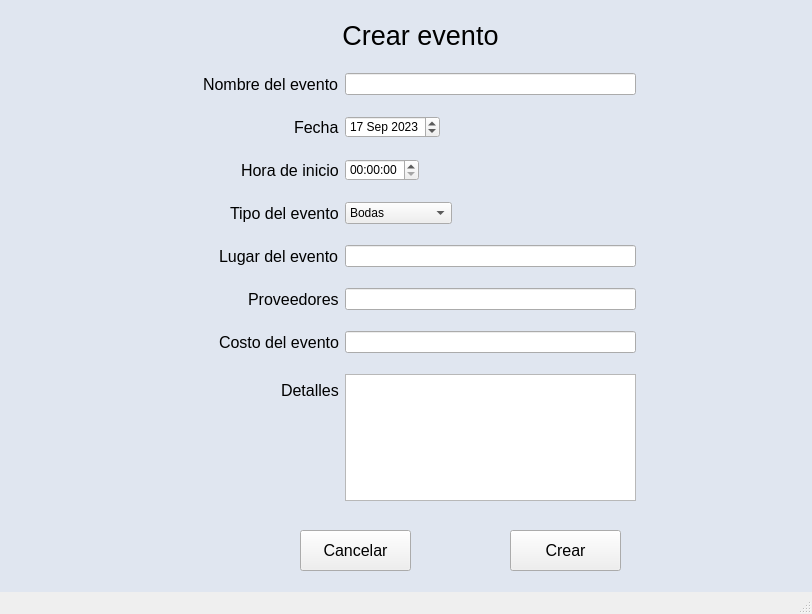
Before: the Qt Designer form Proyecto/ProyectoEventos/mainwindow.ui in ValeriaMora27/Proyecto-i2023-ie2017, drawn with Qt 5.
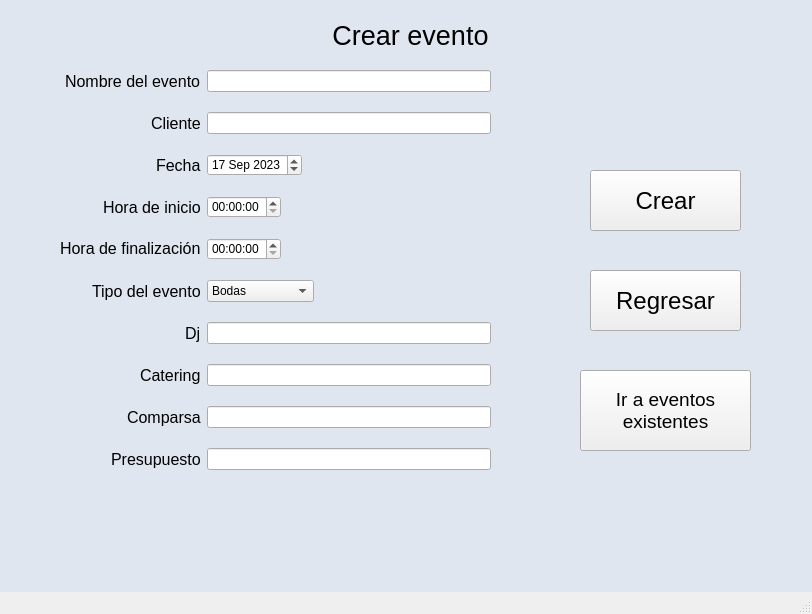
After: the same form once the commit is applied. The open tabs and pages were chosen to show the change. Icons and pictures are not drawn.

Commit message: Se permite agregar un evento a la base de datos

Patch:
```diff
--- a/Proyecto/ProyectoEventos/mainwindow.ui
+++ b/Proyecto/ProyectoEventos/mainwindow.ui
@@ -27,7 +27,7 @@
    <widget class="QStackedWidget" name="stackedWidget">
     <property name="geometry">
      <rect>
-      <x>0</x>
+      <x>-10</x>
       <y>0</y>
       <width>811</width>
       <height>641</height>
@@ -902,19 +902,19 @@
      <widget class="QPushButton" name="pushButton_Cancelar_3">
       <property name="geometry">
        <rect>
-        <x>300</x>
-        <y>530</y>
-        <width>111</width>
-        <height>41</height>
+        <x>600</x>
+        <y>270</y>
+        <width>151</width>
+        <height>61</height>
        </rect>
       </property>
       <property name="font">
        <font>
-        <pointsize>12</pointsize>
+        <pointsize>18</pointsize>
        </font>
       </property>
       <property name="text">
-       <string>Cancelar</string>
+       <string>Regresar</string>
       </property>
       <property name="autoDefault">
        <bool>false</bool>
@@ -929,15 +929,15 @@
      <widget class="QPushButton" name="pushButton_Crear">
       <property name="geometry">
        <rect>
-        <x>510</x>
-        <y>530</y>
-        <width>111</width>
-        <height>41</height>
+        <x>600</x>
+        <y>170</y>
+        <width>151</width>
+        <height>61</height>
        </rect>
       </property>
       <property name="font">
        <font>
-        <pointsize>12</pointsize>
+        <pointsize>18</pointsize>
        </font>
       </property>
       <property name="text">
@@ -947,10 +947,10 @@
      <widget class="QWidget" name="layoutWidget">
       <property name="geometry">
        <rect>
-        <x>200</x>
+        <x>70</x>
         <y>70</y>
-        <width>439</width>
-        <height>434</height>
+        <width>431</width>
+        <height>502</height>
        </rect>
       </property>
       <layout class="QFormLayout" name="formLayout_3">
@@ -961,19 +961,19 @@
         <set>Qt::AlignRight|Qt::AlignTrailing|Qt::AlignVCenter</set>
        </property>
        <property name="verticalSpacing">
-        <number>21</number>
+        <number>20</number>
        </property>
        <property name="leftMargin">
-        <number>3</number>
+        <number>0</number>
        </property>
        <property name="topMargin">
-        <number>3</number>
+        <number>0</number>
        </property>
        <property name="rightMargin">
-        <number>3</number>
+        <number>0</number>
        </property>
        <property name="bottomMargin">
-        <number>3</number>
+        <number>0</number>
        </property>
        <item row="0" column="0">
         <widget class="QLabel" name="label_18">
@@ -990,8 +990,8 @@
        <item row="0" column="1">
         <widget class="QLineEdit" name="InputNombre_3"/>
        </item>
-       <item row="1" column="0">
-        <widget class="QLabel" name="label_19">
+       <item row="2" column="0">
+        <widget class="QLabel" name="fechaLabel">
          <property name="font">
           <font>
            <pointsize>12</pointsize>
@@ -1002,11 +1002,11 @@
          </property>
         </widget>
        </item>
-       <item row="1" column="1">
-        <widget class="QDateEdit" name="dateEdit">
+       <item row="2" column="1">
+        <widget class="QDateEdit" name="fechaEvento">
          <property name="dateTime">
           <datetime>
-           <hour>12</hour>
+           <hour>18</hour>
            <minute>0</minute>
            <second>0</second>
            <year>2023</year>
@@ -1016,7 +1016,7 @@
          </property>
          <property name="minimumDateTime">
           <datetime>
-           <hour>12</hour>
+           <hour>18</hour>
            <minute>0</minute>
            <second>0</second>
            <year>2023</year>
@@ -1026,21 +1026,6 @@
          </property>
         </widget>
        </item>
-       <item row="2" column="0">
-        <widget class="QLabel" name="label_20">
-         <property name="font">
-          <font>
-           <pointsize>12</pointsize>
-          </font>
-         </property>
-         <property name="text">
-          <string>Hora de inicio</string>
-         </property>
-        </widget>
-       </item>
-       <item row="2" column="1">
-        <widget class="QTimeEdit" name="timeEdit"/>
-       </item>
        <item row="3" column="0">
         <widget class="QLabel" name="label_31">
          <property name="font">
@@ -1049,53 +1034,15 @@
           </font>
          </property>
          <property name="text">
-          <string>Tipo del evento</string>
+          <string>Hora de inicio</string>
          </property>
         </widget>
        </item>
        <item row="3" column="1">
-        <widget class="QComboBox" name="comboBox">
-         <item>
-          <property name="text">
-           <string>Bodas</string>
-          </property>
-         </item>
-         <item>
-          <property name="text">
-           <string>Bailes</string>
-          </property>
-         </item>
-         <item>
-          <property name="text">
-           <string>Bodas</string>
-          </property>
-         </item>
-         <item>
-          <property name="text">
-           <string>Conferencias</string>
-          </property>
-         </item>
-         <item>
-          <property name="text">
-           <string>Graduaciones</string>
-          </property>
-         </item>
-        </widget>
-       </item>
-       <item row="4" column="0">
-        <widget class="QLabel" name="label_27">
-         <property name="font">
-          <font>
-           <pointsize>12</pointsize>
-          </font>
-         </property>
-         <property name="text">
-          <string>Lugar del evento</string>
-         </property>
-        </widget>
+        <widget class="QTimeEdit" name="horaInicio"/>
        </item>
        <item row="4" column="1">
-        <widget class="QLineEdit" name="InputNombre_4"/>
+        <widget class="QTimeEdit" name="horaFin"/>
        </item>
        <item row="5" column="0">
         <widget class="QLabel" name="label_28">
@@ -1105,12 +1052,38 @@
           </font>
          </property>
          <property name="text">
-          <string>Proveedores</string>
+          <string>Tipo del evento</string>
          </property>
         </widget>
        </item>
        <item row="5" column="1">
-        <widget class="QLineEdit" name="InputNombre_5"/>
+        <widget class="QComboBox" name="tipoEvento">
+         <item>
+          <property name="text">
+           <string>Bodas</string>
+          </property>
+         </item>
+         <item>
+          <property name="text">
+           <string>Bailes</string>
+          </property>
+         </item>
+         <item>
+          <property name="text">
+           <string>Bodas</string>
+          </property>
+         </item>
+         <item>
+          <property name="text">
+           <string>Conferencias</string>
+          </property>
+         </item>
+         <item>
+          <property name="text">
+           <string>Graduaciones</string>
+          </property>
+         </item>
+        </widget>
        </item>
        <item row="6" column="0">
         <widget class="QLabel" name="label_29">
@@ -1120,7 +1093,7 @@
           </font>
          </property>
          <property name="text">
-          <string>Costo del evento</string>
+          <string>Dj</string>
          </property>
         </widget>
        </item>
@@ -1135,22 +1108,86 @@
           </font>
          </property>
          <property name="text">
-          <string>Detalles</string>
+          <string>Catering</string>
          </property>
         </widget>
        </item>
        <item row="7" column="1">
-        <widget class="QPlainTextEdit" name="plainTextEdit">
-         <property name="maximumSize">
-          <size>
-           <width>16777215</width>
-           <height>16777213</height>
-          </size>
+        <widget class="QLineEdit" name="catering"/>
+       </item>
+       <item row="8" column="0">
+        <widget class="QLabel" name="comparsaLabel">
+         <property name="font">
+          <font>
+           <pointsize>12</pointsize>
+          </font>
          </property>
+         <property name="text">
+          <string>Comparsa</string>
+         </property>
         </widget>
        </item>
+       <item row="8" column="1">
+        <widget class="QLineEdit" name="comparsa"/>
+       </item>
+       <item row="9" column="0">
+        <widget class="QLabel" name="presupuestoLabel">
+         <property name="font">
+          <font>
+           <pointsize>12</pointsize>
+          </font>
+         </property>
+         <property name="text">
+          <string>Presupuesto</string>
+         </property>
+        </widget>
+       </item>
+       <item row="4" column="0">
+        <widget class="QLabel" name="horaFinLabel">
+         <property name="text">
+          <string>&lt;html&gt;&lt;head/&gt;&lt;body&gt;&lt;p&gt;&lt;span style=&quot; font-size:12pt;&quot;&gt;Hora de finalización&lt;/span&gt;&lt;/p&gt;&lt;/body&gt;&lt;/html&gt;</string>
+         </property>
+        </widget>
+       </item>
+       <item row="1" column="0">
+        <widget class="QLabel" name="clienteLabel">
+         <property name="font">
+          <font>
+           <pointsize>12</pointsize>
+          </font>
+         </property>
+         <property name="text">
+          <string>Cliente</string>
+         </property>
+        </widget>
+       </item>
+       <item row="1" column="1">
+        <widget class="QLineEdit" name="cliente"/>
+       </item>
+       <item row="9" column="1">
+        <widget class="QLineEdit" name="presupuesto"/>
+       </item>
       </layout>
      </widget>
+     <widget class="QPushButton" name="pushButton_Eventos">
+      <property name="geometry">
+       <rect>
+        <x>590</x>
+        <y>370</y>
+        <width>171</width>
+        <height>81</height>
+       </rect>
+      </property>
+      <property name="font">
+       <font>
+        <pointsize>14</pointsize>
+       </font>
+      </property>
+      <property name="text">
+       <string>Ir a eventos 
+existentes</string>
+      </property>
+     </widget>
     </widget>
     <widget class="QWidget" name="page06_Lugares">
      <widget class="QLabel" name="label_9">
```
Left out of the diff: 16 changed lines with no effect on the pictures. The commit also changes 58 other files.
